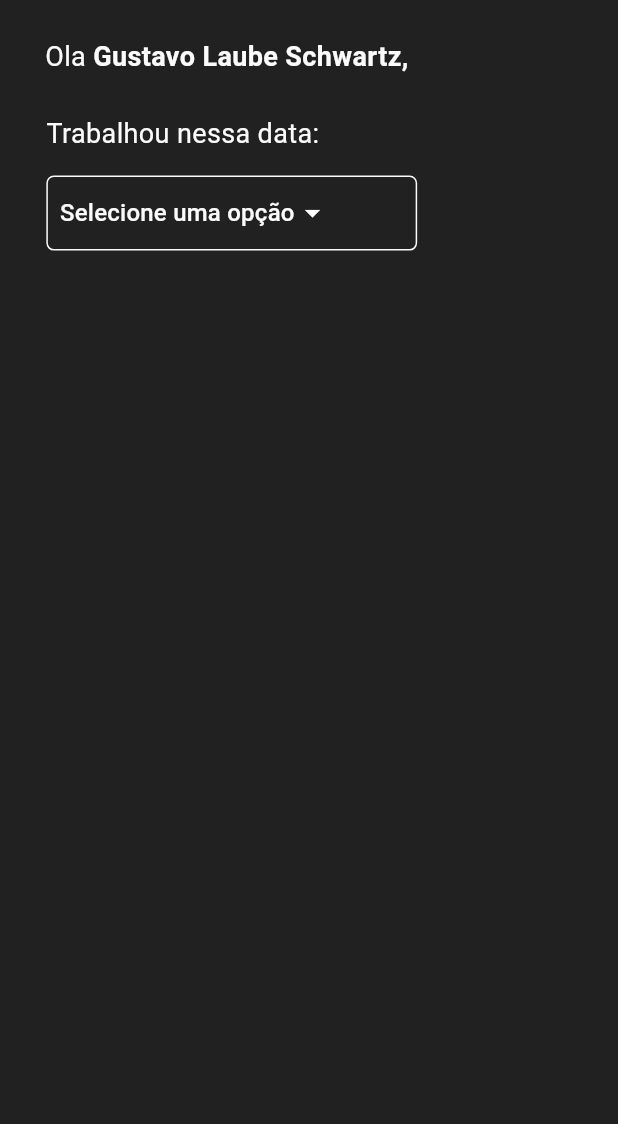
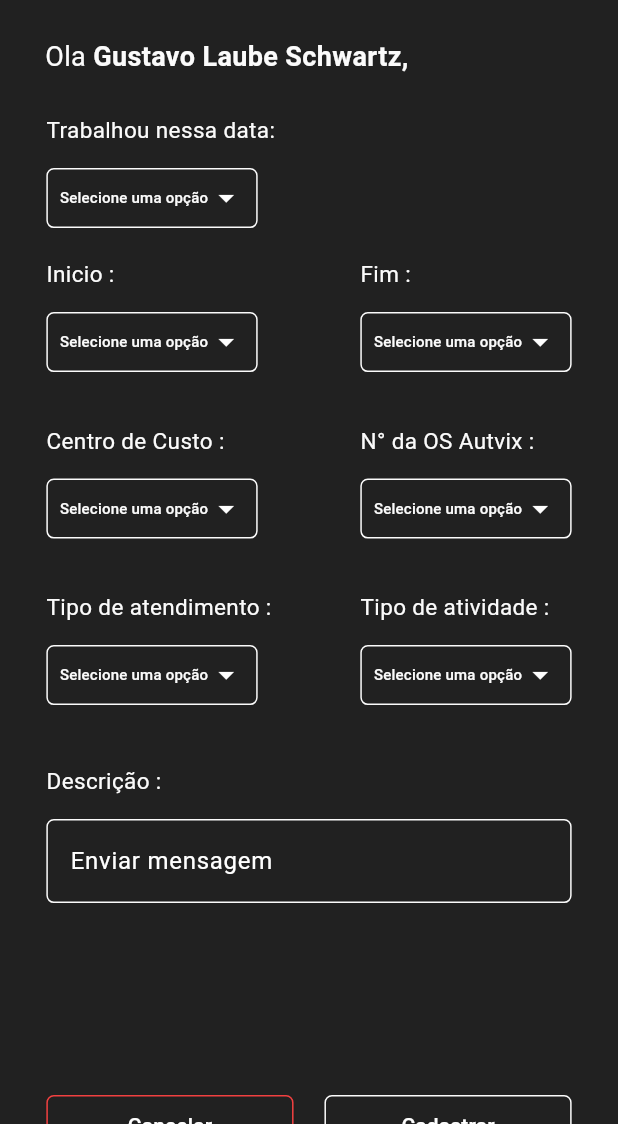
Before and after one commit to Baiokis/rhvix, a Flutter app: the PontoScreen screen opened by its route, on a phone screen of 412 x 824 dp, the part 112-1236 px from its top. Run offline on Flutter 3.47's test engine with Material 3 defaults, Android fonts, the phone set to English and light mode, and no system bars; our stand-ins replace flutter_svg.

Commit message:
feat(ponto_sim/ponto): Creating another widget to be more fluid the screen

```diff
--- a/lib/widgets/ponto.dart
+++ b/lib/widgets/ponto.dart
@@ -1,5 +1,6 @@
 // ignore_for_file: type=lint
 import 'package:flutter/material.dart';
+import 'package:rhvix/widgets/ponto_sim.dart';
 
 class Ponto extends StatefulWidget {
   const Ponto({Key? key}) : super(key: key);
@@ -12,10 +13,13 @@ class _PontoState extends State<Ponto> {
   String? _selectedOption;
   final List<String> _options = ['Sim', 'Folga', 'Atestado'];
 
+  TextEditingController _messageController = TextEditingController();
+
   @override
   Widget build(BuildContext context) {
-    return Padding(padding: EdgeInsets.symmetric(horizontal: 30, vertical: 25),
-    child:  Container(
+    return Padding(
+      padding: EdgeInsets.symmetric(horizontal: 30, vertical: 25),
+      child: Container(
         width: MediaQuery.of(context).size.width * 0.85,
         child: Column(
           crossAxisAlignment: CrossAxisAlignment.start,
@@ -24,13 +28,12 @@ class _PontoState extends State<Ponto> {
               'Trabalhou nessa data:',
               style: TextStyle(
                 color: Color(0xffFBFBFB),
-              fontSize: 18,
+                fontSize: 15,
               ),
             ),
             SizedBox(height: 15),
             Container(
-            width: MediaQuery.of(context).size.width * 0.60,
-            height: 50.0,
+              height: 40.0,
               decoration: BoxDecoration(
                 border: Border.all(color: Color(0xffFBFBFB), width: 1.0),
                 borderRadius: BorderRadius.circular(5.0),
@@ -42,7 +45,7 @@ class _PontoState extends State<Ponto> {
                   padding: EdgeInsets.only(left: 8.0),
                   child: Text(
                     'Selecione uma opção',
-                  style: TextStyle(color: Color(0xffFBFBFB)),
+                    style: TextStyle(color: Color(0xffFBFBFB), fontSize: 10),
                   ),
                 ),
                 onChanged: (String? newValue) {
@@ -71,10 +74,95 @@ class _PontoState extends State<Ponto> {
                   ),
                 ),
               ),
+            ),
+            SimWidget(),
+            // Descrição
+            SizedBox(height: 40),
+            Text(
+              'Descrição :',
+              style: TextStyle(
+                color: Color(0xffFBFBFB),
+                fontSize: 15,
+              ),
+            ),
+            SizedBox(height: 15),
+            Container(
+              height: 150.0, // Altura ajustável conforme necessário
+              child: TextField(
+                controller: _messageController,
+                keyboardType: TextInputType.multiline,
+                maxLines: null, // Permite múltiplas linhas
+                decoration: InputDecoration(
+                  hintText: 'Enviar mensagem',
+                  hintStyle: TextStyle(color: Colors.white),
+                  border: OutlineInputBorder(
+                    borderRadius: BorderRadius.circular(5.0),
+                    borderSide:
+                        BorderSide(color: Color(0xffFBFBFB), width: 1.0),
+                  ),
+                  enabledBorder: OutlineInputBorder(
+                    borderRadius: BorderRadius.circular(5.0),
+                    borderSide:
+                        BorderSide(color: Color(0xffFBFBFB), width: 1.0),
+                  ),
+                  focusedBorder: OutlineInputBorder(
+                    borderRadius: BorderRadius.circular(5.0),
+                    borderSide:
+                        BorderSide(color: Color(0xffFBFBFB), width: 1.0),
+                  ),
+                ),
+                style: TextStyle(color: Colors.white),
+              ),
+            ),
+            Padding(
+              padding: EdgeInsets.only(top: 30),
+              child: Row(
+                mainAxisAlignment: MainAxisAlignment.spaceBetween,
+                children: [
+                  SizedBox(
+                    width: MediaQuery.of(context).size.width * 0.4,
+                    child: ElevatedButton(
+                      onPressed: () {
+                        // Adicione sua lógica aqui
+                      },
+                      style: ElevatedButton.styleFrom(
+                        foregroundColor: Colors.white,
+                        backgroundColor: Color(0xFF212121), // Cor do fundo
+                        shape: RoundedRectangleBorder(
+                          borderRadius: BorderRadius.circular(5.0),
+                          side: BorderSide(
+                              color: Color(0xFFF14040),
+                              width: 1.0), // Borda branca
+                        ),
+                      ),
+                      child: Text('Cancelar'),
+                    ),
+                  ),
+                  SizedBox(
+                    width: MediaQuery.of(context).size.width * 0.4,
+                    child: ElevatedButton(
+                      onPressed: () {
+                        // Adicione sua lógica aqui
+                      },
+                      style: ElevatedButton.styleFrom(
+                        foregroundColor: Colors.white,
+                        backgroundColor: Color(0xFF212121), // Cor do fundo
+                        shape: RoundedRectangleBorder(
+                          borderRadius: BorderRadius.circular(5.0),
+                          side: BorderSide(
+                              color: Color(0xFFFBFBFB),
+                              width: 1.0), // Borda branca
+                        ),
+                      ),
+                      child: Text('Cadastrar'),
+                    ),
+                  ),
+                ],
+              ),
             )
           ],
         ),
-    )
+      ),
     );
   }
 }
--- /dev/null
+++ b/lib/widgets/ponto_sim.dart
@@ -0,0 +1,411 @@
+// ignore_for_file: type=lint
+import 'package:flutter/material.dart';
+
+class SimWidget extends StatefulWidget {
+  const SimWidget({super.key});
+
+  @override
+  State<SimWidget> createState() => _SimWidgetState();
+}
+
+class _SimWidgetState extends State<SimWidget> {
+  String? _selectedOption;
+  final List<String> _options = ['Sim', 'Folga', 'Atestado'];
+
+  @override
+  Widget build(BuildContext context) {
+    return Container(
+        child: Column(
+      children: [
+        Row(
+          mainAxisAlignment: MainAxisAlignment.spaceBetween,
+          children: [
+            Padding(
+              padding: EdgeInsets.only(top: 20),
+              child: Column(
+                crossAxisAlignment: CrossAxisAlignment.start,
+                children: [
+                  Text(
+                    'Inicio : ',
+                    style: TextStyle(
+                      color: Color(0xffFBFBFB),
+                      fontSize: 15,
+                    ),
+                  ),
+                  SizedBox(height: 15),
+                  Container(
+                    height: 40.0,
+                    decoration: BoxDecoration(
+                      border: Border.all(color: Color(0xffFBFBFB), width: 1.0),
+                      borderRadius: BorderRadius.circular(5.0),
+                    ),
+                    child: DropdownButton<String>(
+                      dropdownColor: Color(0xFF212121),
+                      value: _selectedOption,
+                      hint: Padding(
+                        padding: EdgeInsets.only(left: 8.0),
+                        child: Text(
+                          'Selecione uma opção',
+                          style:
+                              TextStyle(color: Color(0xffFBFBFB), fontSize: 10),
+                        ),
+                      ),
+                      onChanged: (String? newValue) {
+                        setState(() {
+                          _selectedOption = newValue;
+                        });
+                      },
+                      items: _options
+                          .map<DropdownMenuItem<String>>((String value) {
+                        return DropdownMenuItem<String>(
+                          value: value,
+                          child: Padding(
+                            padding: EdgeInsets.only(left: 8.0),
+                            child: Text(
+                              value,
+                              style: TextStyle(color: Colors.white),
+                            ),
+                          ),
+                        );
+                      }).toList(),
+                      underline: Container(),
+                      icon: Padding(
+                        padding: EdgeInsets.only(right: 8.0),
+                        child: Icon(
+                          Icons.arrow_drop_down,
+                          color: Colors.white,
+                        ),
+                      ),
+                    ),
+                  ),
+                ],
+              ),
+            ),
+            SizedBox(width: 20),
+            Padding(
+                padding: EdgeInsets.only(top: 20),
+                child: Column(
+                  crossAxisAlignment: CrossAxisAlignment.start,
+                  children: [
+                    Text(
+                      'Fim : ',
+                      style: TextStyle(
+                        color: Color(0xffFBFBFB),
+                        fontSize: 15,
+                      ),
+                    ),
+                    SizedBox(height: 15),
+                    Container(
+                      height: 40.0,
+                      decoration: BoxDecoration(
+                        border:
+                            Border.all(color: Color(0xffFBFBFB), width: 1.0),
+                        borderRadius: BorderRadius.circular(5.0),
+                      ),
+                      child: DropdownButton<String>(
+                        dropdownColor: Color(0xFF212121),
+                        value: _selectedOption,
+                        hint: Padding(
+                          padding: EdgeInsets.only(left: 8.0),
+                          child: Text(
+                            'Selecione uma opção',
+                            style: TextStyle(
+                                color: Color(0xffFBFBFB), fontSize: 10),
+                          ),
+                        ),
+                        onChanged: (String? newValue) {
+                          setState(() {
+                            _selectedOption = newValue;
+                          });
+                        },
+                        items: _options
+                            .map<DropdownMenuItem<String>>((String value) {
+                          return DropdownMenuItem<String>(
+                            value: value,
+                            child: Padding(
+                              padding: EdgeInsets.only(left: 8.0),
+                              child: Text(
+                                value,
+                                style: TextStyle(color: Colors.white),
+                              ),
+                            ),
+                          );
+                        }).toList(),
+                        underline: Container(),
+                        icon: Padding(
+                          padding: EdgeInsets.only(right: 8.0),
+                          child: Icon(
+                            Icons.arrow_drop_down,
+                            color: Colors.white,
+                          ),
+                        ),
+                      ),
+                    ),
+                  ],
+                ))
+          ],
+        ),
+        // ROW de Centro de CUSTOS
+        SizedBox(height: 15),
+        Row(
+          mainAxisAlignment: MainAxisAlignment.spaceBetween,
+          children: [
+            Padding(
+                padding: EdgeInsets.only(top: 20),
+                child: Column(
+                  crossAxisAlignment: CrossAxisAlignment.start,
+                  children: [
+                    Text(
+                      'Centro de Custo : ',
+                      style: TextStyle(
+                        color: Color(0xffFBFBFB),
+                        fontSize: 15,
+                      ),
+                    ),
+                    SizedBox(height: 15),
+                    Container(
+                      height: 40.0,
+                      decoration: BoxDecoration(
+                        border:
+                            Border.all(color: Color(0xffFBFBFB), width: 1.0),
+                        borderRadius: BorderRadius.circular(5.0),
+                      ),
+                      child: DropdownButton<String>(
+                        dropdownColor: Color(0xFF212121),
+                        value: _selectedOption,
+                        hint: Padding(
+                          padding: EdgeInsets.only(left: 8.0),
+                          child: Text(
+                            'Selecione uma opção',
+                            style: TextStyle(
+                                color: Color(0xffFBFBFB), fontSize: 10),
+                          ),
+                        ),
+                        onChanged: (String? newValue) {
+                          setState(() {
+                            _selectedOption = newValue;
+                          });
+                        },
+                        items: _options
+                            .map<DropdownMenuItem<String>>((String value) {
+                          return DropdownMenuItem<String>(
+                            value: value,
+                            child: Padding(
+                              padding: EdgeInsets.only(left: 8.0),
+                              child: Text(
+                                value,
+                                style: TextStyle(color: Colors.white),
+                              ),
+                            ),
+                          );
+                        }).toList(),
+                        underline: Container(),
+                        icon: Padding(
+                          padding: EdgeInsets.only(right: 8.0),
+                          child: Icon(
+                            Icons.arrow_drop_down,
+                            color: Colors.white,
+                          ),
+                        ),
+                      ),
+                    ),
+                  ],
+                )),
+            SizedBox(width: 20),
+            Padding(
+                padding: EdgeInsets.only(top: 20),
+                child: Column(
+                  crossAxisAlignment: CrossAxisAlignment.start,
+                  children: [
+                    Text(
+                      'N° da OS Autvix :',
+                      style: TextStyle(
+                        color: Color(0xffFBFBFB),
+                        fontSize: 15,
+                      ),
+                    ),
+                    SizedBox(height: 15),
+                    Container(
+                      height: 40.0,
+                      decoration: BoxDecoration(
+                        border:
+                            Border.all(color: Color(0xffFBFBFB), width: 1.0),
+                        borderRadius: BorderRadius.circular(5.0),
+                      ),
+                      child: DropdownButton<String>(
+                        dropdownColor: Color(0xFF212121),
+                        value: _selectedOption,
+                        hint: Padding(
+                          padding: EdgeInsets.only(left: 8.0),
+                          child: Text(
+                            'Selecione uma opção',
+                            style: TextStyle(
+                                color: Color(0xffFBFBFB), fontSize: 10),
+                          ),
+                        ),
+                        onChanged: (String? newValue) {
+                          setState(() {
+                            _selectedOption = newValue;
+                          });
+                        },
+                        items: _options
+                            .map<DropdownMenuItem<String>>((String value) {
+                          return DropdownMenuItem<String>(
+                            value: value,
+                            child: Padding(
+                              padding: EdgeInsets.only(left: 8.0),
+                              child: Text(
+                                value,
+                                style: TextStyle(color: Colors.white),
+                              ),
+                            ),
+                          );
+                        }).toList(),
+                        underline: Container(),
+                        icon: Padding(
+                          padding: EdgeInsets.only(right: 8.0),
+                          child: Icon(
+                            Icons.arrow_drop_down,
+                            color: Colors.white,
+                          ),
+                        ),
+                      ),
+                    ),
+                  ],
+                ))
+          ],
+        ),
+        // ROW de Tipos de Atendimentos
+        SizedBox(height: 15),
+        Row(
+          mainAxisAlignment: MainAxisAlignment.spaceBetween,
+          children: [
+            Padding(
+                padding: EdgeInsets.only(top: 20),
+                child: Column(
+                  crossAxisAlignment: CrossAxisAlignment.start,
+                  children: [
+                    Text(
+                      'Tipo de atendimento : ',
+                      style: TextStyle(
+                        color: Color(0xffFBFBFB),
+                        fontSize: 15,
+                      ),
+                    ),
+                    SizedBox(height: 15),
+                    Container(
+                      height: 40.0,
+                      decoration: BoxDecoration(
+                        border:
+                            Border.all(color: Color(0xffFBFBFB), width: 1.0),
+                        borderRadius: BorderRadius.circular(5.0),
+                      ),
+                      child: DropdownButton<String>(
+                        dropdownColor: Color(0xFF212121),
+                        value: _selectedOption,
+                        hint: Padding(
+                          padding: EdgeInsets.only(left: 8.0),
+                          child: Text(
+                            'Selecione uma opção',
+                            style: TextStyle(
+                                color: Color(0xffFBFBFB), fontSize: 10),
+                          ),
+                        ),
+                        onChanged: (String? newValue) {
+                          setState(() {
+                            _selectedOption = newValue;
+                          });
+                        },
+                        items: _options
+                            .map<DropdownMenuItem<String>>((String value) {
+                          return DropdownMenuItem<String>(
+                            value: value,
+                            child: Padding(
+                              padding: EdgeInsets.only(left: 8.0),
+                              child: Text(
+                                value,
+                                style: TextStyle(color: Colors.white),
+                              ),
+                            ),
+                          );
+                        }).toList(),
+                        underline: Container(),
+                        icon: Padding(
+                          padding: EdgeInsets.only(right: 8.0),
+                          child: Icon(
+                            Icons.arrow_drop_down,
+                            color: Colors.white,
+                          ),
+                        ),
+                      ),
+                    ),
+                  ],
+                )),
+            SizedBox(width: 20),
+            Padding(
+                padding: EdgeInsets.only(top: 20),
+                child: Column(
+                  crossAxisAlignment: CrossAxisAlignment.start,
+                  children: [
+                    Text(
+                      'Tipo de atividade :',
+                      style: TextStyle(
+                        color: Color(0xffFBFBFB),
+                        fontSize: 15,
+                      ),
+                    ),
+                    SizedBox(height: 15),
+                    Container(
+                      height: 40.0,
+                      decoration: BoxDecoration(
+                        border:
+                            Border.all(color: Color(0xffFBFBFB), width: 1.0),
+                        borderRadius: BorderRadius.circular(5.0),
+                      ),
+                      child: DropdownButton<String>(
+                        dropdownColor: Color(0xFF212121),
+                        value: _selectedOption,
+                        hint: Padding(
+                          padding: EdgeInsets.only(left: 8.0),
+                          child: Text(
+                            'Selecione uma opção',
+                            style: TextStyle(
+                                color: Color(0xffFBFBFB), fontSize: 10),
+                          ),
+                        ),
+                        onChanged: (String? newValue) {
+                          setState(() {
+                            _selectedOption = newValue;
+                          });
+                        },
+                        items: _options
+                            .map<DropdownMenuItem<String>>((String value) {
+                          return DropdownMenuItem<String>(
+                            value: value,
+                            child: Padding(
+                              padding: EdgeInsets.only(left: 8.0),
+                              child: Text(
+                                value,
+                                style: TextStyle(color: Colors.white),
+                              ),
+                            ),
+                          );
+                        }).toList(),
+                        underline: Container(),
+                        icon: Padding(
+                          padding: EdgeInsets.only(right: 8.0),
+                          child: Icon(
+                            Icons.arrow_drop_down,
+                            color: Colors.white,
+                          ),
+                        ),
+                      ),
+                    ),
+                  ],
+                ))
+          ],
+        ),
+      ],
+    ));
+  }
+}
```
Lines whose indentation alone changed are shown as unchanged.
